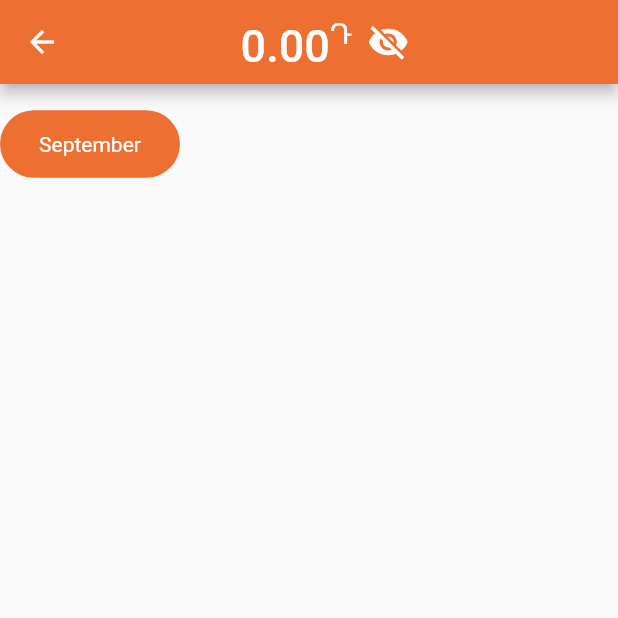
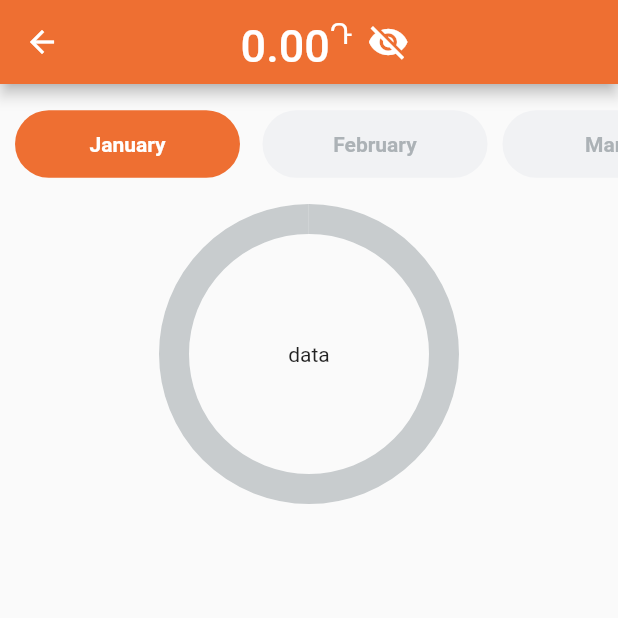
Before and after one commit to ArshakHakobyan/test, a Flutter app: the FinancePage screen opened directly, on a phone screen of 412 x 824 dp, the top half of it. Run offline on Flutter 3.47's test engine with Material 2 defaults, Android fonts, the phone set to English and light mode, and no system bars; our stand-ins replace flutter_credit_card, image_picker, local_auth, permission_handler, qr_flutter, sqflite and 1 more; missing offline and left inert: qr_code_scanner, scan; accounts and stored records are empty; Roboto replaces fonts that are missing (addressCityAndState).

Commit message:
disabled crypto Page add finance page fixed some visual bugs

```diff
--- a/lib/pages/finance_page.dart
+++ b/lib/pages/finance_page.dart
@@ -1,3 +1,5 @@
+import 'dart:async';
+
 import 'package:flutter/material.dart';
 import 'package:telcell_copy/widgets/balance_visibility.dart';
 
@@ -9,6 +11,33 @@ class FinancePage extends StatefulWidget {
 }
 
 class _FinancePageState extends State<FinancePage> {
+  double progress = 0;
+  Timer? timer;
+
+  String pressedButton = "January";
+  void handleButtonClick(String buttonName) {
+    setState(() {
+      pressedButton = buttonName;
+    });
+  }
+
+  void startProgress() {
+    timer = Timer.periodic(const Duration(milliseconds: 5), (timer) {
+      if (progress > 1) {
+        timer.cancel();
+      }
+      setState(() {
+        progress += 0.0048;
+      });
+    });
+  }
+
+  @override
+  void initState() {
+    super.initState();
+    startProgress();
+  }
+
   @override
   Widget build(BuildContext context) {
     return Scaffold(
@@ -19,41 +48,160 @@ class _FinancePageState extends State<FinancePage> {
       body: Column(
         children: [
           Padding(
-            padding: const EdgeInsets.only(top: 15.0, bottom: 10),
+            padding: const EdgeInsets.only(top: 15.0, bottom: 25),
             child: SizedBox(
               height: 50,
               width: MediaQuery.of(context).size.width,
               child: SingleChildScrollView(
                 scrollDirection: Axis.horizontal,
                 child: Row(
-                  mainAxisAlignment: MainAxisAlignment.spaceBetween,
                   children: [
-                    SizedBox(
-                      height: 45,
-                      width: 120,
-                      child: Material(
-                        color: const Color.fromRGBO(
-                            238, 111, 50, 1), // задаем цвет фона Material
-                        borderRadius: BorderRadius.circular(50),
-                        child: InkWell(
-                          borderRadius: BorderRadius.circular(50),
-                          onTap: () {},
-                          child: const Center(
-                              child: Text(
-                            "September",
-                            style: TextStyle(
-                                color: Color.fromARGB(255, 255, 255, 255)),
-                          )),
-                        ),
-                      ),
+                    const SizedBox(width: 10),
+                    BuildButton(
+                      buttonName: "January",
+                      callback: handleButtonClick,
+                      pressedButtonName: pressedButton,
                     ),
+                    const SizedBox(width: 15),
+                    BuildButton(
+                      buttonName: "February",
+                      callback: handleButtonClick,
+                      pressedButtonName: pressedButton,
+                    ),
+                    const SizedBox(width: 10),
+                    BuildButton(
+                      buttonName: "March",
+                      callback: handleButtonClick,
+                      pressedButtonName: pressedButton,
+                    ),
+                    const SizedBox(width: 10),
+                    BuildButton(
+                      buttonName: "April",
+                      callback: handleButtonClick,
+                      pressedButtonName: pressedButton,
+                    ),
+                    const SizedBox(width: 10),
+                    BuildButton(
+                      buttonName: "May",
+                      callback: handleButtonClick,
+                      pressedButtonName: pressedButton,
+                    ),
+                    const SizedBox(width: 10),
+                    BuildButton(
+                      buttonName: "June",
+                      callback: handleButtonClick,
+                      pressedButtonName: pressedButton,
+                    ),
+                    const SizedBox(width: 10),
+                    BuildButton(
+                      buttonName: "July",
+                      callback: handleButtonClick,
+                      pressedButtonName: pressedButton,
+                    ),
+                    const SizedBox(width: 10),
+                    BuildButton(
+                      buttonName: "August",
+                      callback: handleButtonClick,
+                      pressedButtonName: pressedButton,
+                    ),
+                    const SizedBox(width: 10),
+                    BuildButton(
+                      buttonName: "September",
+                      callback: handleButtonClick,
+                      pressedButtonName: pressedButton,
+                    ),
+                    const SizedBox(width: 10),
+                    BuildButton(
+                      buttonName: "October",
+                      callback: handleButtonClick,
+                      pressedButtonName: pressedButton,
+                    ),
+                    const SizedBox(width: 10),
+                    BuildButton(
+                      buttonName: "November",
+                      callback: handleButtonClick,
+                      pressedButtonName: pressedButton,
+                    ),
+                    const SizedBox(width: 10),
+                    BuildButton(
+                      buttonName: "December",
+                      callback: handleButtonClick,
+                      pressedButtonName: pressedButton,
+                    ),
+                    const SizedBox(width: 10),
                   ],
                 ),
               ),
             ),
-          )
+          ),
+          Stack(
+            children: [
+              Center(
+                child: SizedBox(
+                  width: 180,
+                  height: 180,
+                  child: CircularProgressIndicator(
+                    valueColor: const AlwaysStoppedAnimation<Color>(
+                        Color.fromRGBO(200, 204, 206, 1)),
+                    strokeWidth: 20.0,
+                    value: progress,
+                    backgroundColor: Colors.white,
+                  ),
+                ),
+              ),
+              const Center(
+                child: SizedBox(
+                  width: 180,
+                  height: 180,
+                  child: Center(child: Text('data')),
+                ),
+              )
+            ],
+          ),
         ],
       ),
     );
   }
 }
+
+// ignore: must_be_immutable
+class BuildButton extends StatelessWidget {
+  String buttonName;
+  String pressedButtonName;
+  Function callback;
+  BuildButton(
+      {super.key,
+      required this.buttonName,
+      required this.callback,
+      required this.pressedButtonName});
+
+  @override
+  Widget build(BuildContext context) {
+    return SizedBox(
+      height: 45,
+      width: 150,
+      child: Material(
+        color: pressedButtonName == buttonName
+            ? const Color.fromRGBO(238, 111, 50, 1)
+            : const Color.fromRGBO(
+                241, 242, 244, 1), // задаем цвет фона Material
+        borderRadius: BorderRadius.circular(50),
+        child: InkWell(
+          borderRadius: BorderRadius.circular(50),
+          onTap: () {
+            callback(buttonName);
+          },
+          child: Center(
+              child: Text(
+            buttonName,
+            style: TextStyle(
+                color: pressedButtonName == buttonName
+                    ? Colors.white
+                    : const Color.fromRGBO(172, 178, 182, 1),
+                fontWeight: FontWeight.bold),
+          )),
+        ),
+      ),
+    );
+  }
+}
--- a/lib/pages/home_page.dart
+++ b/lib/pages/home_page.dart
@@ -2,7 +2,7 @@ import 'package:flutter/material.dart';
 
 import 'authorization_page.dart';
 import 'credit_cards_page.dart';
-import 'crypto_value_page.dart';
+//import 'crypto_value_page.dart';
 import 'profile_page.dart';
 import 'qr_code_page.dart';
 import 'wallet_page.dart';
@@ -28,7 +28,7 @@ class HomeScreenState extends State<HomeScreen> {
     const WalletPage(),
     const CardsPage(),
     const QrCodePage(),
-    const CryptoPage(),
+    //const CryptoPage(),
     const ProfilePage(),
   ];
   @override
@@ -56,8 +56,8 @@ class HomeScreenState extends State<HomeScreen> {
                     icon: Icon(Icons.payment), label: 'Cards'),
                 BottomNavigationBarItem(
                     icon: Icon(Icons.qr_code_rounded), label: 'QR code'),
-                BottomNavigationBarItem(
-                    icon: Icon(Icons.currency_bitcoin), label: 'BON'),
+                // BottomNavigationBarItem(
+                //     icon: Icon(Icons.currency_bitcoin), label: 'BON'),
                 BottomNavigationBarItem(
                     icon: Icon(Icons.person_3_outlined), label: 'Profile'),
               ],
--- a/lib/pages/payments_history_page.dart
+++ b/lib/pages/payments_history_page.dart
@@ -332,100 +332,6 @@ class TelcellWalletState extends State<TelcellWallet> {
   }
 }
 
-class BuildFromDbdata extends StatelessWidget {
-  final List<Map> mapsOfPayments;
-  final ImageProvider<Object> image;
-  const BuildFromDbdata({
-    super.key,
-    required this.mapsOfPayments,
-    required this.image,
-  });
-
-  @override
-  Widget build(BuildContext context) {
-    return Column(
-      children: List.generate(mapsOfPayments.length, (index) {
-        final bool sameDay = index > 0 &&
-            mapsOfPayments[index]['day'] == mapsOfPayments[index - 1]['day'];
-
-        return Column(
-          children: [
-            if (!sameDay) // esli data ne povtoriaetsia, sozdaem data v etoi stroke
-              Padding(
-                padding: const EdgeInsets.only(left: 6, bottom: 10),
-                child: Row(
-                  children: [
-                    Text(
-                      mapsOfPayments[index]['day'],
-                      style: const TextStyle(
-                          fontSize: 16,
-                          fontWeight: FontWeight.bold,
-                          color: Color.fromARGB(255, 84, 84, 84)),
-                    ),
-                  ],
-                ),
-              ),
-            Container(
-              decoration: BoxDecoration(
-                  color: Colors.white, borderRadius: BorderRadius.circular(5)),
-              margin: const EdgeInsets.only(bottom: 10),
-              width: MediaQuery.of(context).size.width * 0.95,
-              height: 67,
-              child: ListTile(
-                horizontalTitleGap: 0,
-                //leading Icon
-                leading: Column(
-                  children: [
-                    const SizedBox(
-                      height: 12,
-                    ),
-                    SizedBox(
-                      height: 27,
-                      child: Image(image: image),
-                    ),
-                  ],
-                ),
-                title: Text(
-                  mapsOfPayments[index]['what_service'],
-                  style: const TextStyle(
-                      fontSize: 14, fontWeight: FontWeight.w500),
-                ),
-                subtitle: Text(
-                  mapsOfPayments[index]['phone_number'],
-                  style: const TextStyle(color: Colors.grey),
-                ),
-                trailing: Column(
-                  children: [
-                    Padding(
-                      padding: const EdgeInsets.only(top: 10, bottom: 3),
-                      child: Text(
-                        mapsOfPayments[index]['amount'] + " AMD",
-                        style: const TextStyle(
-                            color: Color.fromRGBO(239, 83, 80, 1),
-                            fontWeight: FontWeight.w500,
-                            fontSize: 14),
-                      ),
-                    ),
-                    InkWell(
-                      onTap: () {},
-                      child: const Text(
-                        'Repeat',
-                        style: TextStyle(
-                            color: Color.fromRGBO(239, 83, 80, 1),
-                            fontSize: 14),
-                      ),
-                    ),
-                  ],
-                ),
-              ),
-            ),
-          ],
-        );
-      }),
-    );
-  }
-}
-
 class Terminal extends StatefulWidget {
   const Terminal({super.key});
 
@@ -571,3 +477,97 @@ class _AccountsState extends State<Accounts> {
     );
   }
 }
+
+class BuildFromDbdata extends StatelessWidget {
+  final List<Map> mapsOfPayments;
+  final ImageProvider<Object> image;
+  const BuildFromDbdata({
+    super.key,
+    required this.mapsOfPayments,
+    required this.image,
+  });
+
+  @override
+  Widget build(BuildContext context) {
+    return Column(
+      children: List.generate(mapsOfPayments.length, (index) {
+        final bool sameDay = index > 0 &&
+            mapsOfPayments[index]['day'] == mapsOfPayments[index - 1]['day'];
+
+        return Column(
+          children: [
+            if (!sameDay) // esli data ne povtoriaetsia, sozdaem data v etoi stroke
+              Padding(
+                padding: const EdgeInsets.only(left: 6, bottom: 10),
+                child: Row(
+                  children: [
+                    Text(
+                      mapsOfPayments[index]['day'],
+                      style: const TextStyle(
+                          fontSize: 16,
+                          fontWeight: FontWeight.bold,
+                          color: Color.fromARGB(255, 84, 84, 84)),
+                    ),
+                  ],
+                ),
+              ),
+            Container(
+              decoration: BoxDecoration(
+                  color: Colors.white, borderRadius: BorderRadius.circular(5)),
+              margin: const EdgeInsets.only(bottom: 10),
+              width: MediaQuery.of(context).size.width * 0.95,
+              height: 67,
+              child: ListTile(
+                horizontalTitleGap: 0,
+                //leading Icon
+                leading: Column(
+                  children: [
+                    const SizedBox(
+                      height: 12,
+                    ),
+                    SizedBox(
+                      height: 27,
+                      child: Image(image: image),
+                    ),
+                  ],
+                ),
+                title: Text(
+                  mapsOfPayments[index]['what_service'],
+                  style: const TextStyle(
+                      fontSize: 14, fontWeight: FontWeight.w500),
+                ),
+                subtitle: Text(
+                  mapsOfPayments[index]['phone_number'],
+                  style: const TextStyle(color: Colors.grey),
+                ),
+                trailing: Column(
+                  children: [
+                    Padding(
+                      padding: const EdgeInsets.only(top: 10, bottom: 3),
+                      child: Text(
+                        mapsOfPayments[index]['amount'] + " AMD",
+                        style: const TextStyle(
+                            color: Color.fromRGBO(239, 83, 80, 1),
+                            fontWeight: FontWeight.w500,
+                            fontSize: 14),
+                      ),
+                    ),
+                    InkWell(
+                      onTap: () {},
+                      child: const Text(
+                        'Repeat',
+                        style: TextStyle(
+                            color: Color.fromRGBO(239, 83, 80, 1),
+                            fontSize: 14),
+                      ),
+                    ),
+                  ],
+                ),
+              ),
+            ),
+          ],
+        );
+      }),
+    );
+  }
+}
--- a/lib/pages/raise_page.dart
+++ b/lib/pages/raise_page.dart
@@ -18,7 +18,9 @@ class NotificationsState extends State<RaisePage> {
         appBar: AppBar(
             iconTheme: const IconThemeData(color: Colors.white),
             backgroundColor: const Color.fromRGBO(238, 111, 50, 1),
-            title:  BalanceVisibility()),
+            title: BalanceVisibility(
+              isRouted: true,
+            )),
         body: Container(
           height: MediaQuery.of(context).size.height,
           width: MediaQuery.of(context).size.width,
@@ -88,8 +90,8 @@ class _WalletStatusState extends State<WalletStatus> {
       Navigator.of(context).push(
           MaterialPageRoute<void>(builder: (context) => const CardsPage()));
     } else {
-      Navigator.of(context).push(
-          MaterialPageRoute<void>(builder: (context) =>  MyAccountPage()));
+      Navigator.of(context)
+          .push(MaterialPageRoute<void>(builder: (context) => MyAccountPage()));
     }
   }
 
```
